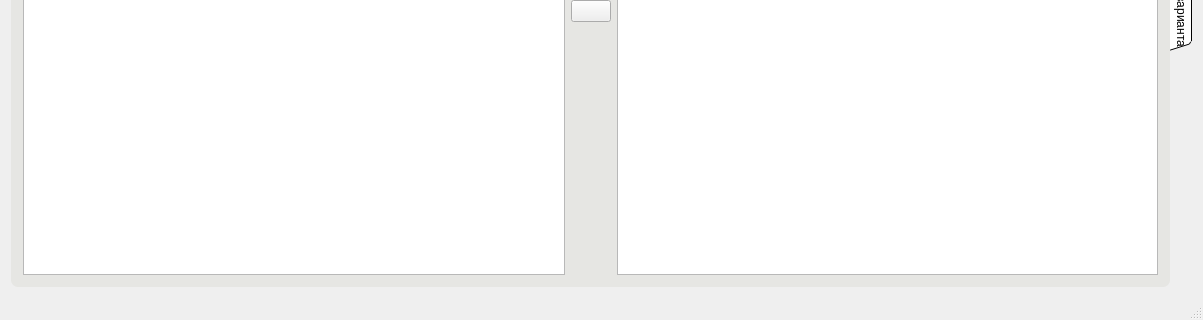
Qt form mainwindow.ui (Anastasiya-Potseluico/InterfaceBuilder) before a commit; both pictures show x 0 to 1203 and y 295 to 615 of the 1203 by 615 pixel window.
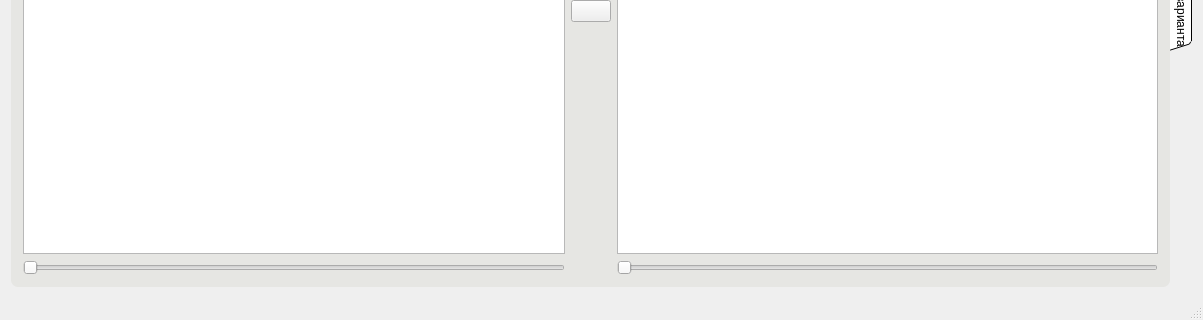
The same form after that commit. The open tabs and pages were chosen to show the change. Icons and pictures are not drawn.

```diff
--- a/mainwindow.ui
+++ b/mainwindow.ui
@@ -95,13 +95,24 @@
        <attribute name="title">
         <string>Оба варианта</string>
        </attribute>
+       <layout class="QGridLayout" name="gridLayout_5">
+        <item row="0" column="0">
        <layout class="QGridLayout" name="gridLayout">
         <item row="0" column="0">
-         <layout class="QHBoxLayout" name="horizontalLayout">
+           <layout class="QVBoxLayout" name="verticalLayout_2">
           <item>
            <widget class="QGraphicsView" name="interfaceView_s"/>
           </item>
           <item>
+             <widget class="QSlider" name="sliderMaket">
+              <property name="orientation">
+               <enum>Qt::Horizontal</enum>
+              </property>
+             </widget>
+            </item>
+           </layout>
+          </item>
+          <item row="0" column="1">
            <widget class="QPushButton" name="updateButton">
             <property name="text">
              <string/>
@@ -112,8 +123,19 @@
             </property>
            </widget>
           </item>
+          <item row="0" column="2">
+           <layout class="QVBoxLayout" name="verticalLayout">
           <item>
            <widget class="QGraphicsView" name="shemeView_s"/>
+            </item>
+            <item>
+             <widget class="QSlider" name="sliderScheme">
+              <property name="orientation">
+               <enum>Qt::Horizontal</enum>
+              </property>
+             </widget>
+            </item>
+           </layout>
           </item>
          </layout>
         </item>
```
Left out of the diff: 16 changed lines with no effect on the pictures. Lines whose indentation alone changed are shown as unchanged.
